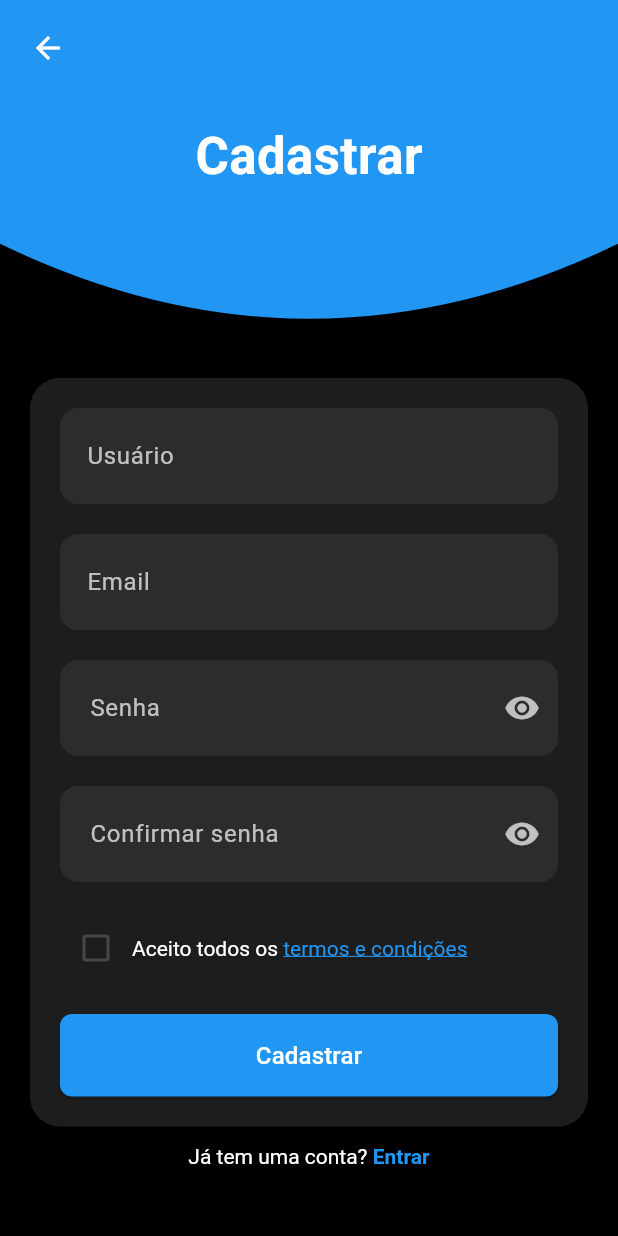
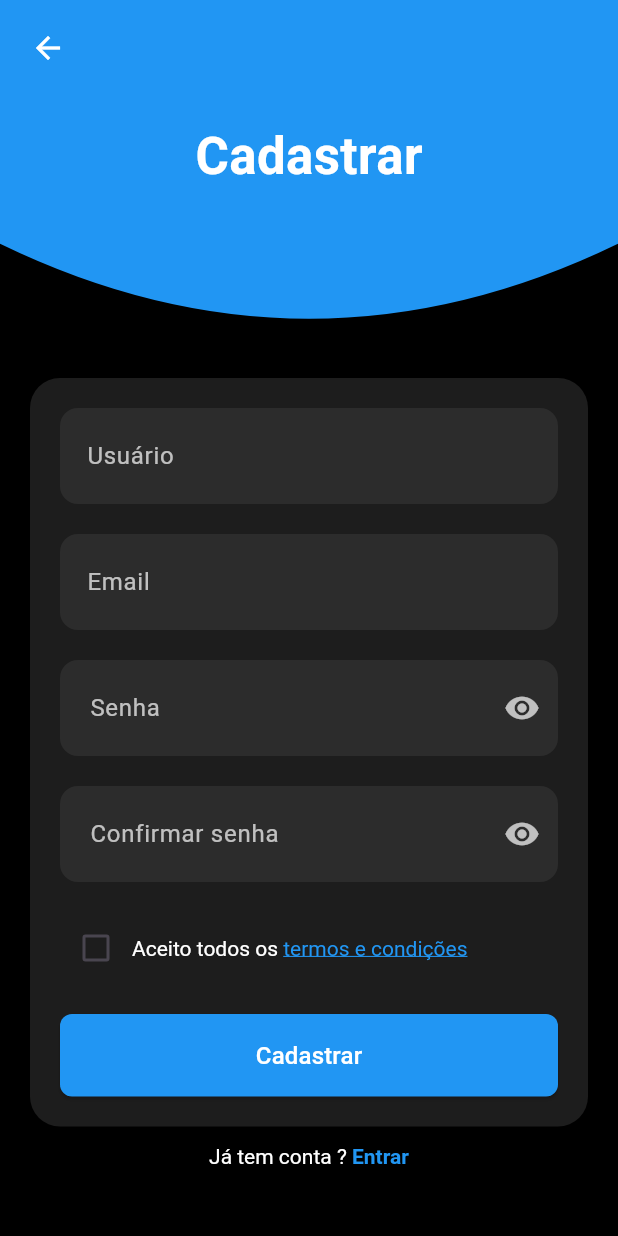
Before and after one commit to Josmateussilva0110/EVOLVERE_PDSI, a Flutter app: the RegisterUserScreen screen opened directly, on a phone screen of 412 x 824 dp. Run offline on Flutter 3.47's test engine with Material 3 defaults, Android fonts, the phone set to English and light mode, and no system bars; our stand-ins replace image_picker.

Commit message:
refactor: tela de login

```diff
--- a/frontend/lib/features/user/register_user/screens/user_screen.dart
+++ b/frontend/lib/features/user/register_user/screens/user_screen.dart
@@ -1,6 +1,7 @@
 import 'package:flutter/material.dart';
 import '../../components/custom_top_curve.dart';
 import '../components/register_form.dart';
+import '../../widgets/footer.dart';
 
 class RegisterUserScreen extends StatelessWidget {
   @override
@@ -15,7 +16,7 @@ class RegisterUserScreen extends StatelessWidget {
               SizedBox(height: 2),
               RegisterForm(),
               SizedBox(height: 12),
-              _LoginRedirect(),
+              Footer(mensagem: 'Já tem conta ? ', acao: 'Entrar',),
               SizedBox(height: 20),
             ],
           ),
@@ -24,27 +25,3 @@ class RegisterUserScreen extends StatelessWidget {
     );
   }
 }
-
-class _LoginRedirect extends StatelessWidget {
-  @override
-  Widget build(BuildContext context) {
-    return Center(
-      child: RichText(
-        text: TextSpan(
-          text: 'Já tem uma conta? ',
-          style: TextStyle(color: Colors.white),
-          children: [
-            TextSpan(
-              text: 'Entrar',
-              style: TextStyle(
-                color: Color(0xFF2196F3),
-                fontWeight: FontWeight.bold,
-              ),
-              // Pode adicionar navegação aqui
-            ),
-          ],
-        ),
-      ),
-    );
-  }
-}
--- a/frontend/lib/features/user/tela_login/widgets/custom_text_field.dart
+++ /dev/null
@@ -1,54 +0,0 @@
-import 'package:flutter/material.dart';
-
-class CustomTextField extends StatefulWidget {
-  final TextEditingController controller;
-  final String label;
-  final bool obscureText;
-  final bool obscureTextToggle;
-
-  const CustomTextField({
-    super.key,
-    required this.controller,
-    required this.label,
-    this.obscureText = false,
-    this.obscureTextToggle = false,
-  });
-
-  @override
-  State<CustomTextField> createState() => _CustomTextFieldState();
-}
-
-class _CustomTextFieldState extends State<CustomTextField> {
-  bool _obscure = true;
-
-  @override
-  void initState() {
-    super.initState();
-    _obscure = widget.obscureTextToggle ? true : false;
-  }
-
-  @override
-  Widget build(BuildContext context) {
-    return TextField(
-      controller: widget.controller,
-      obscureText: widget.obscureTextToggle ? _obscure : widget.obscureText,
-      decoration: InputDecoration(
-        labelText: widget.label,
-        suffixIcon:
-            widget.obscureTextToggle
-                ? IconButton(
-                  icon: Icon(
-                    _obscure ? Icons.visibility : Icons.visibility_off,
-                  ),
-                  onPressed: () {
-                    setState(() {
-                      _obscure = !_obscure;
-                    });
-                  },
-                )
-                : null,
-        border: OutlineInputBorder(borderRadius: BorderRadius.circular(12)),
-      ),
-    );
-  }
-}
--- /dev/null
+++ b/frontend/lib/features/user/widgets/footer.dart
@@ -0,0 +1,37 @@
+import 'package:flutter/gestures.dart';
+import 'package:flutter/material.dart';
+
+class Footer extends StatelessWidget {
+  final String mensagem;
+  final String acao;
+  final VoidCallback? onTap;
+
+  const Footer({
+    Key? key,
+    required this.mensagem,
+    required this.acao,
+    this.onTap,
+  }) : super(key: key);
+
+  @override
+  Widget build(BuildContext context) {
+    return Center(
+      child: RichText(
+        text: TextSpan(
+          text: mensagem,
+          style: const TextStyle(color: Colors.white),
+          children: [
+            TextSpan(
+              text: acao,
+              style: const TextStyle(
+                color: Color(0xFF2196F3),
+                fontWeight: FontWeight.bold,
+              ),
+              recognizer: TapGestureRecognizer()..onTap = onTap,
+            ),
+          ],
+        ),
+      ),
+    );
+  }
+}
```
Also changed, not shown: frontend/lib/features/user/tela_login/components/login_form.dart (added, +44 -0 lines), frontend/lib/features/user/tela_login/screens/login_screen.dart (+15 -81 lines), frontend/lib/features/user/tela_login/widgets/login_form.dart (deleted, +0 -175 lines), frontend/lib/features/user/tela_login/widgets/login_options.dart (added, +56 -0 lines), frontend/lib/main.dart (+7 -6 lines).
